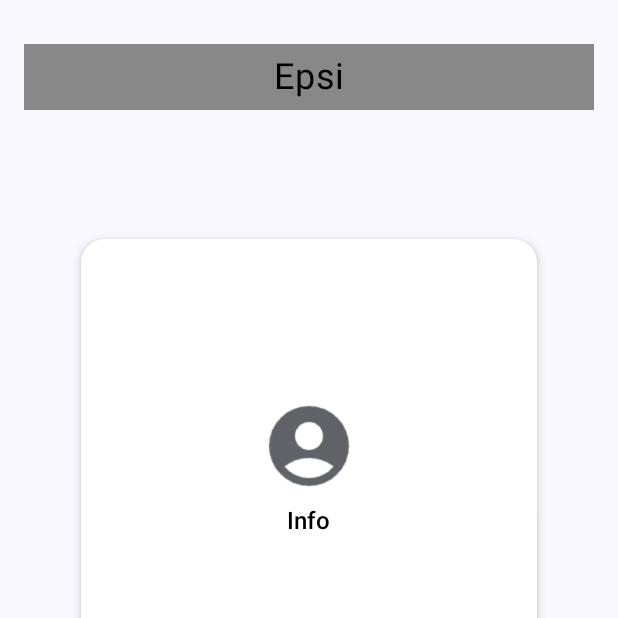
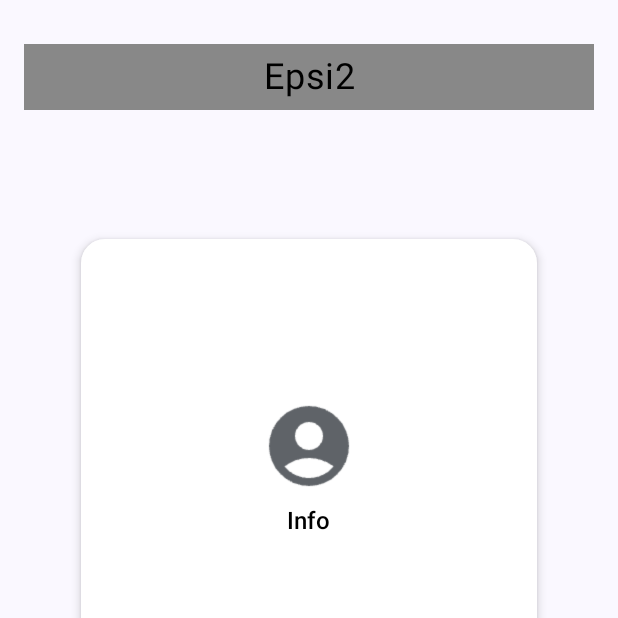
Before and after one commit to royalforcez/Projet_Mobile_Market, an Android app built with Jetpack Compose: the screen it shows after launch (MainActivity), on a phone screen of 412 x 824 dp, the top half of it. Run offline under Robolectric (Android 15) with nearby library versions, the phone set to English and light mode, and no system bars.

Commit message:
Modif MainActivity.kt

```diff
--- a/app/src/main/java/com/example/projet_mobile_market/MainActivity.kt
+++ b/app/src/main/java/com/example/projet_mobile_market/MainActivity.kt
@@ -65,7 +65,7 @@ fun HomeScreen(navController: NavHostController) {
             ) {
                 // Title "Accueil"
                 Text(
-                    text = "Epsi",
+                    text = "Epsi2",
                     color = Color.Black,
                     fontSize = 24.sp,
                     modifier = Modifier
```
